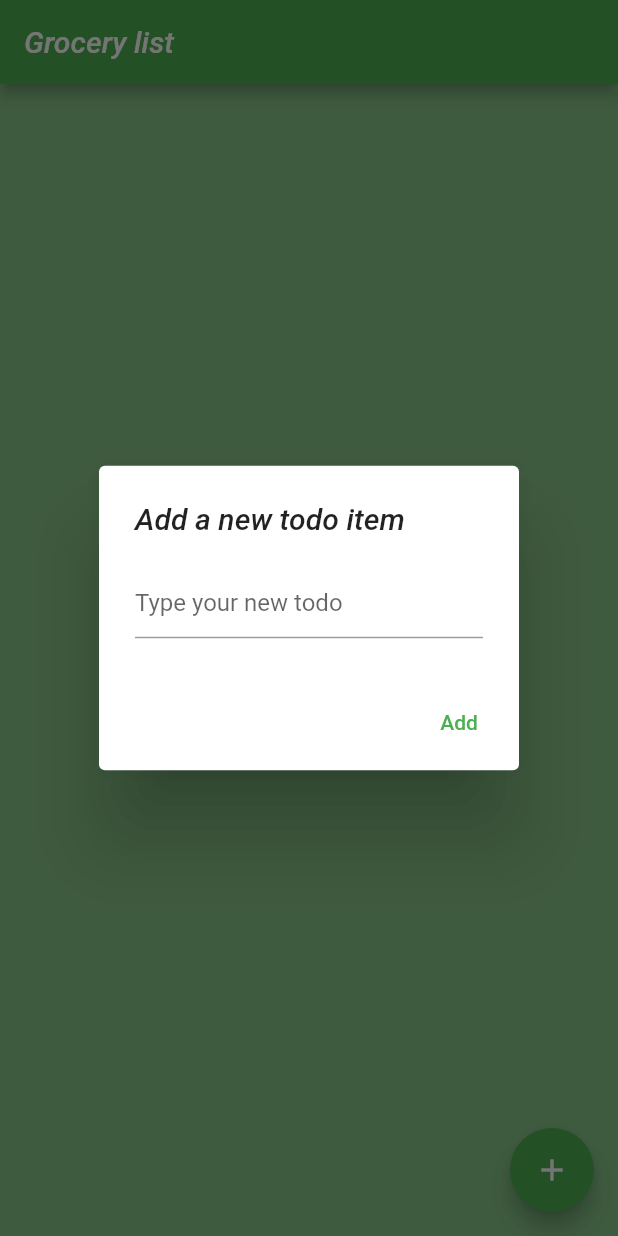
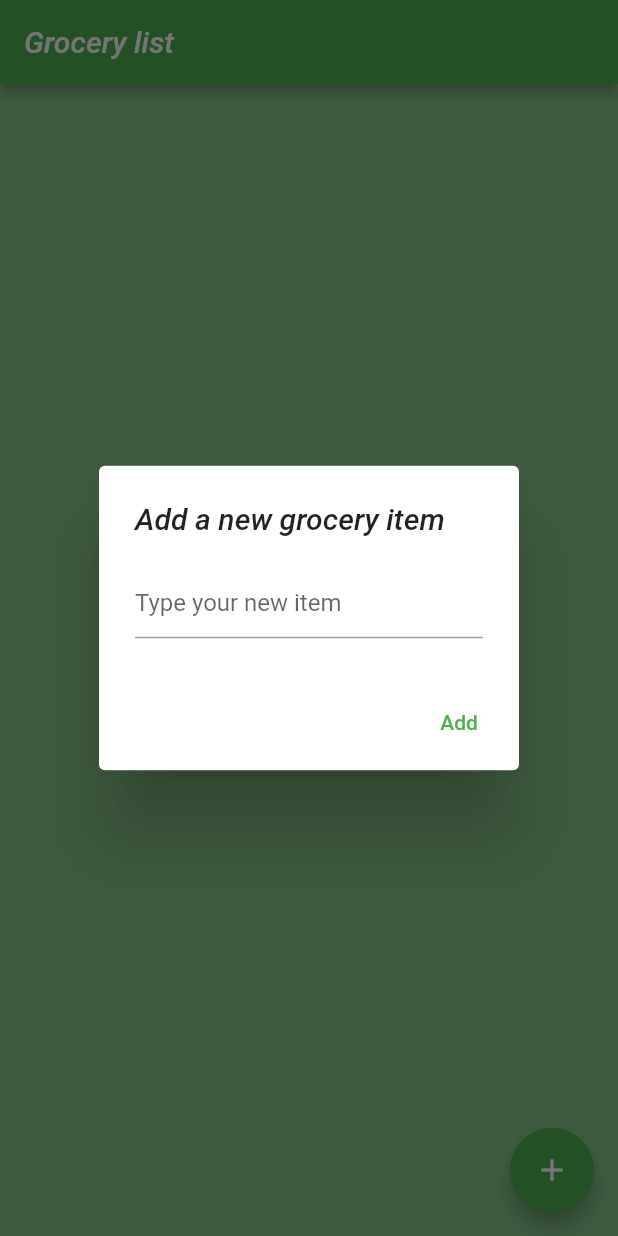
Before and after one commit to WSU-4110/SafeFoodie, a Flutter app: the GList screen opened directly, after a tap on the "add" icon, on a phone screen of 412 x 824 dp. Run offline on Flutter 3.47's test engine with Material 2 defaults, Android fonts, the phone set to English and light mode, and no system bars; our stand-ins replace cloud_firestore, firebase_auth, firebase_core, geolocator, google_maps_flutter, settings_ui; accounts and stored records are empty; Roboto replaces fonts that are missing (Typography).

Commit message:
Added the list creation function

```diff
--- a/SafeFoodie_Fresh/lib/main.dart
+++ b/SafeFoodie_Fresh/lib/main.dart
@@ -6,8 +6,7 @@ import 'package:safefoodie_fresh/screens/home/PageList.dart';
 import 'package:safefoodie_fresh/screens/home/CreateNew.dart';
 import 'package:safefoodie_fresh/screens/newlist.dart';
 import 'package:safefoodie_fresh/screens/add_to_list.dart';
-
-
+import 'package:safefoodie_fresh/screens/list_creation.dart';
 
 import 'services/auth.dart';
 import 'models/FirebaseUser.dart';
--- a/SafeFoodie_Fresh/lib/screens/home/CreateNew.dart
+++ b/SafeFoodie_Fresh/lib/screens/home/CreateNew.dart
@@ -24,7 +24,8 @@ body: Container(
           crossAxisCount: 2,
           padding: EdgeInsets.all(3.0),
           children: <Widget>[
-            makeDashboardItem1("Add to existing list", Icons.low_priority_sharp),
+            makeDashboardItem1(
+                "Add to existing list", Icons.low_priority_sharp),
             makeDashboardItem2("Create new list", Icons.library_add_sharp),
           ],
         ),
@@ -127,6 +128,7 @@ body: Container(
           child: new InkWell(
             onTap: () {
               Navigator.pushNamed(context, 'NewList');
+              //Navigator.pushNamed(context, 'GList');
             },
             child: Column(
               crossAxisAlignment: CrossAxisAlignment.stretch,
--- a/SafeFoodie_Fresh/lib/screens/list_creation.dart
+++ b/SafeFoodie_Fresh/lib/screens/list_creation.dart
@@ -21,7 +21,7 @@ class ListItem extends StatelessWidget {
     if (!checked) return null;
 
     return TextStyle(
-      color: Colors.black54,
+      color: Colors.red,
       decoration: TextDecoration.lineThrough,
     );
   }
@@ -90,10 +90,10 @@ class _GListState extends State<GList> {
       barrierDismissible: false, // user must tap button!
       builder: (BuildContext context) {
         return AlertDialog(
-          title: const Text('Add a new todo item'),
+          title: const Text('Add a new grocery item'),
           content: TextField(
             controller: _textFieldController,
-            decoration: const InputDecoration(hintText: 'Type your new todo'),
+            decoration: const InputDecoration(hintText: 'Type your new item'),
           ),
           actions: <Widget>[
             TextButton(
```
Also changed, not shown: SafeFoodie_Fresh/lib/screens/home/home.dart (+3 -4 lines). Lines whose indentation alone changed are shown as unchanged.
